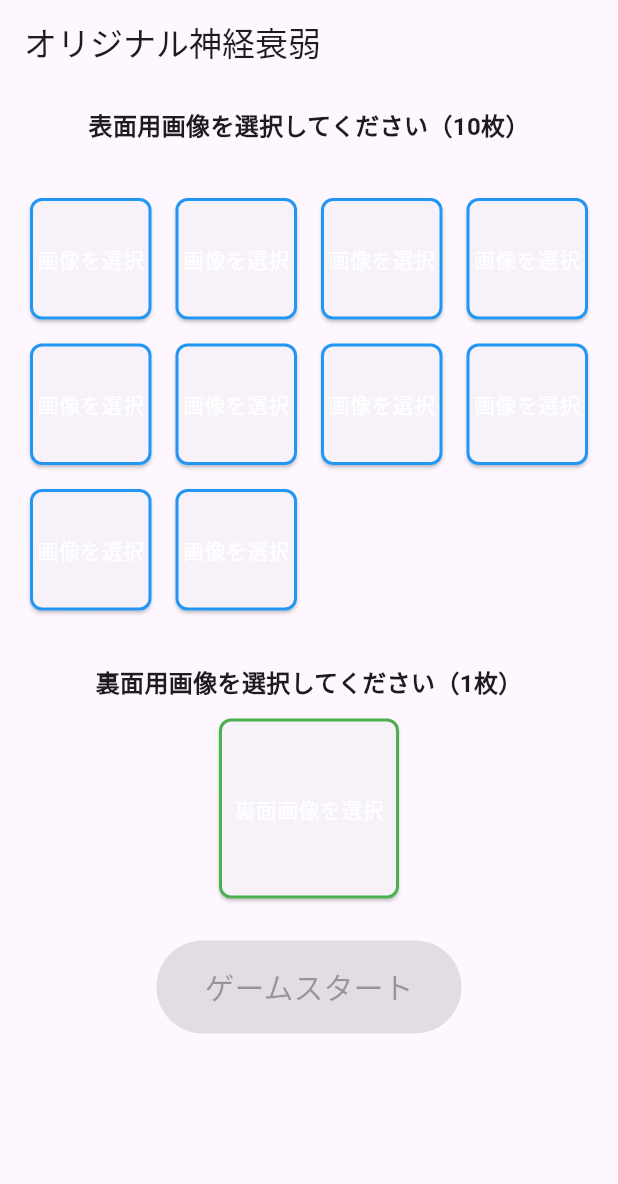
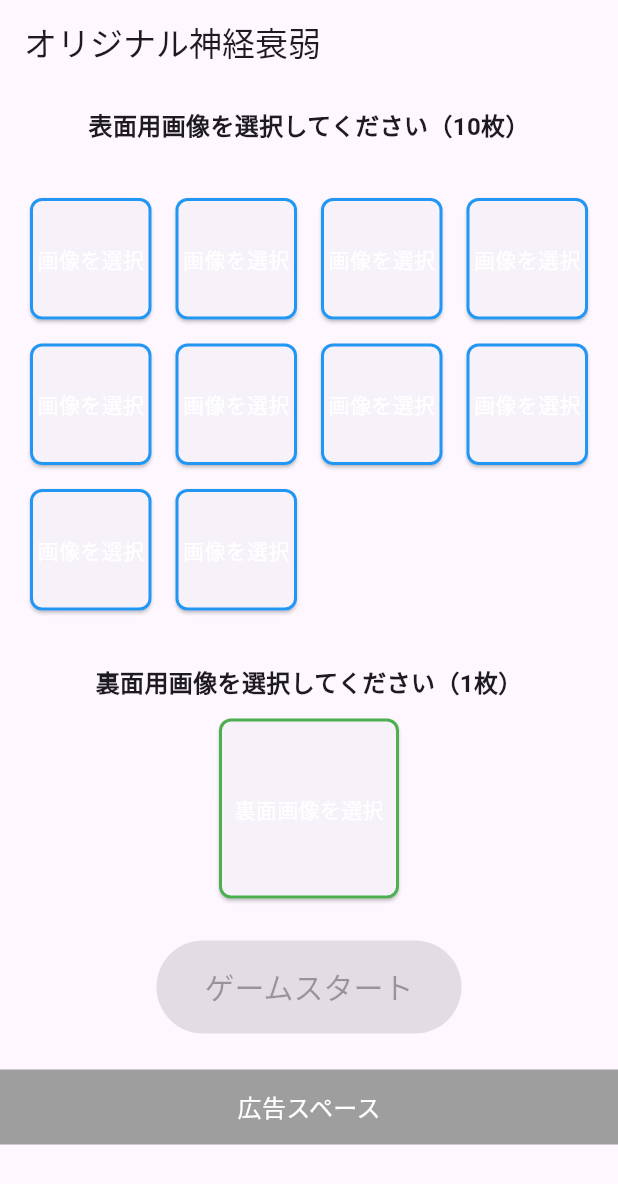
Before and after one commit to toycatch-FRK/original_matching_game, a Flutter app: the screen it shows after launch, on a phone screen of 412 x 824 dp. Shown: the top 1184 px of the screen. Run offline on Flutter 3.47's test engine with Material 3 defaults, Android fonts, the phone set to English and light mode, and no system bars; our stand-ins replace audioplayers, google_mobile_ads, image_picker; network calls fail.

Commit message:
Initial commit

```diff
--- a/lib/game_screen.dart
+++ b/lib/game_screen.dart
@@ -28,7 +28,8 @@ class _GameScreenState extends State<GameScreen> {
     _interstitialAd = null;
 
     InterstitialAd.load(
-      adUnitId: 'ca-app-pub-8946560300471397/1989907543', // テスト用広告ユニットID
+      adUnitId: 'ca-app-pub-8946560300471397/1989907543',
+      // adUnitId: 'ca-app-pub-3940256099942544/1033173712',//test
       request: AdRequest(),
       adLoadCallback: InterstitialAdLoadCallback(
         onAdLoaded: (ad) {
--- a/lib/image_selection_screen.dart
+++ b/lib/image_selection_screen.dart
@@ -26,7 +26,8 @@ class _ImageSelectionScreenState extends State<ImageSelectionScreen> {
 
   void _loadBannerAd() {
     _bannerAd = BannerAd(
-      adUnitId: 'ca-app-pub-8946560300471397/3781663067', // テスト用広告ユニットID
+      adUnitId: 'ca-app-pub-8946560300471397/3781663067',
+      // adUnitId: 'ca-app-pub-3940256099942544/6300978111',//test
       size: AdSize.banner,
       request: AdRequest(),
       listener: BannerAdListener(
@@ -258,12 +259,22 @@ class _ImageSelectionScreenState extends State<ImageSelectionScreen> {
 
           if (_isAdLoaded)
             Container(
-              alignment: Alignment.center, // 広告を中央に配置
-              width: MediaQuery.of(context).size.width, // 横幅を画面幅に合わせる
-              height: _bannerAd!.size.height.toDouble(), // 高さは広告サイズに合わせる
+              alignment: Alignment.center,
+              width: MediaQuery.of(context).size.width,
+              height: _bannerAd!.size.height.toDouble(),
               child: AdWidget(ad: _bannerAd!),
+            )
+          else
+            Container(
+              alignment: Alignment.center,
+              width: MediaQuery.of(context).size.width,
+              height: 50.0, // 広告の高さと同じ
+              color: Colors.grey, // グレーの背景色
+              child: Text(
+                '広告スペース',
+                style: TextStyle(color: Colors.white, fontSize: 16.0),
+              ),
             ),
-
         ],
       ),
     );
--- a/pubspec.yaml
+++ b/pubspec.yaml
@@ -2,7 +2,7 @@ name: original_matching_game
 description: "A new Flutter project."
 publish_to: 'none' # Remove this line if you wish to publish to pub.dev
 
-version: 1.1.0+2
+version: 1.2.2+5
 
 environment:
   sdk: '>=3.3.0 <4.0.0'
```
Also changed, not shown: 1 other file.
